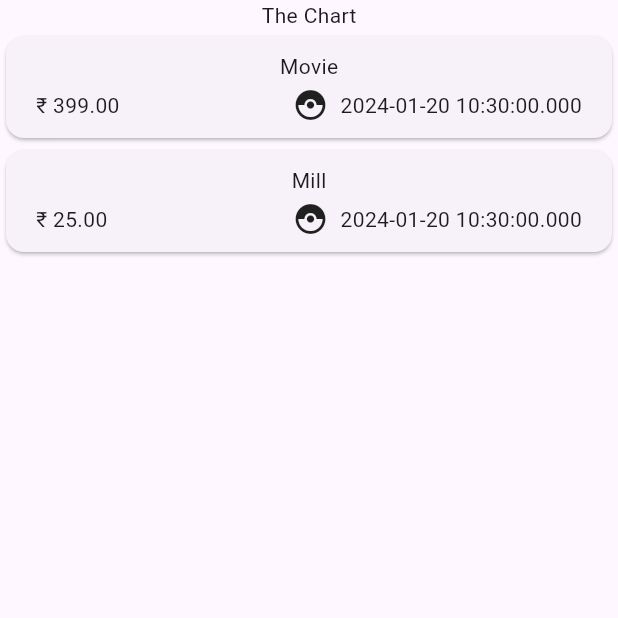
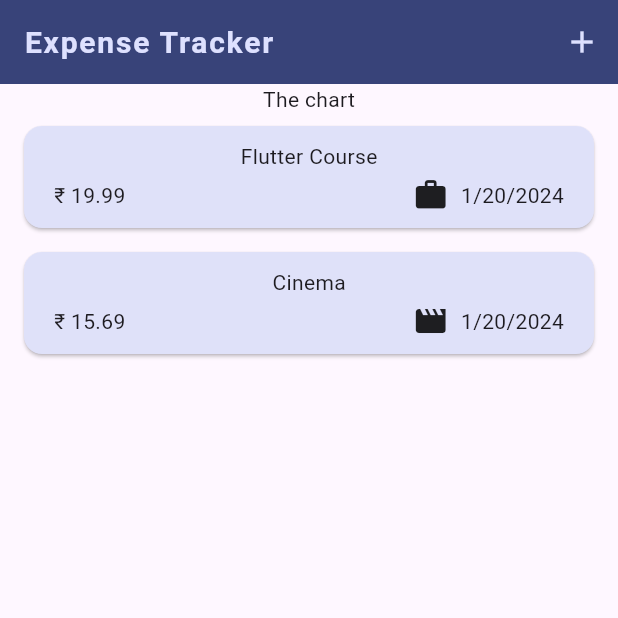
Before and after one commit to tsaransh/flutter.Expense-Tracker, a Flutter app: the screen it shows after launch, on a phone screen of 412 x 824 dp, the top half of it. Run offline on Flutter 3.47's test engine with Material 3 defaults, Android fonts, the phone set to English and light mode, and no system bars.

Commit message:
add expenses overlay added and swapping left or right to remove the saved expenses

```diff
--- a/lib/model/Expense.dart
+++ b/lib/model/Expense.dart
@@ -1,8 +1,19 @@
+// ignore_for_file: file_names
+import 'package:flutter/material.dart';
 import 'package:uuid/uuid.dart';
+import 'package:intl/intl.dart';
 
 const uuid = Uuid();
+final formatter = DateFormat.yMd();
 
 enum Category { food, travel, leisure, work }
+
+const categoryIcon = {
+  Category.food: Icon(Icons.dinner_dining),
+  Category.travel: Icon(Icons.flight_takeoff),
+  Category.leisure: Icon(Icons.movie),
+  Category.work: Icon(Icons.work)
+};
 
 class Expense {
   Expense(
@@ -17,4 +28,8 @@ class Expense {
   final double amount;
   final DateTime date;
   final Category category;
+
+  get formattedDate {
+    return formatter.format(date);
+  }
 }
--- a/lib/widgets/expenses.dart
+++ b/lib/widgets/expenses.dart
@@ -1,5 +1,6 @@
-import 'package:expense_tracker/widgets/expenses_list/expense_list.dart';
 import 'package:expense_tracker/model/Expense.dart';
+import 'package:expense_tracker/widgets/expenses_widgets/expense_list.dart';
+import 'package:expense_tracker/widgets/new_expense.dart';
 import 'package:flutter/material.dart';
 
 class Expenses extends StatefulWidget {
@@ -7,31 +8,93 @@ class Expenses extends StatefulWidget {
 
   @override
   State<Expenses> createState() {
-    return _ExpenseState();
+    return _ExpensesState();
   }
 }
 
-class _ExpenseState extends State<Expenses> {
-  final List<Expense> _expenseList = [
+class _ExpensesState extends State<Expenses> {
+  final List<Expense> _registeredExpenses = [
     Expense(
-        title: "Movie",
-        amount: 399,
-        date: DateTime.now(),
-        category: Category.leisure),
+      title: 'Flutter Course',
+      amount: 19.99,
+      date: DateTime.now(),
+      category: Category.work,
+    ),
     Expense(
-        title: "Mill",
-        amount: 25,
-        date: DateTime.now(),
-        category: Category.food)
+      title: 'Cinema',
+      amount: 15.69,
+      date: DateTime.now(),
+      category: Category.leisure,
+    ),
   ];
+
+  void _openAddExpenseOverlay() {
+    showModalBottomSheet(
+      isScrollControlled: true,
+      context: context,
+      builder: (ctx) => NewExpense(addExpense: _addExpense),
+    );
+  }
+
+  void _addExpense(Expense expense) {
+    setState(() {
+      _registeredExpenses.add(expense);
+    });
+  }
+
+  void _removeExpense(Expense expense) {
+    final index = _registeredExpenses.indexOf(expense);
+    setState(() {
+      _registeredExpenses.remove(expense);
+    });
+    ScaffoldMessenger.of(context).clearSnackBars();
+    ScaffoldMessenger.of(context).showSnackBar(
+      SnackBar(
+        duration: const Duration(seconds: 3),
+        content: const Text('Expense Deleted!'),
+        action: SnackBarAction(
+          label: 'undo',
+          onPressed: () {
+            setState(() {
+              _registeredExpenses.insert(index, expense);
+            });
+          },
+        ),
+      ),
+    );
+  }
 
   @override
   Widget build(BuildContext context) {
+    Widget mainContent =
+        const Center(child: Text('No expense found! please add something.'));
+    if (_registeredExpenses.isNotEmpty) {
+      mainContent = ExpenseList(
+        expenseList: _registeredExpenses,
+        onRemoveExpense: _removeExpense,
+      );
+    }
+
     return Scaffold(
+      appBar: AppBar(
+        title: const Text(
+          'Expense Tracker',
+          style: TextStyle(
+              fontSize: 20, fontWeight: FontWeight.bold, letterSpacing: 1.2),
+        ),
+        actions: [
+          IconButton(
+            onPressed: _openAddExpenseOverlay,
+            icon: const Icon(Icons.add),
+          ),
+        ],
+      ),
       body: Column(
         children: [
-          const Text("The Chart"),
-          Expanded(child: ExpenseList(expenseList: _expenseList)),
+          const Text('The chart'),
+          Expanded(
+            child: mainContent,
+          ),
         ],
       ),
     );
--- a/lib/widgets/expenses_list/expense_list.dart
+++ /dev/null
@@ -1,18 +0,0 @@
-import 'package:expense_tracker/model/Expense.dart';
-import 'package:expense_tracker/widgets/expenses_list/expense_item.dart';
-import 'package:flutter/material.dart';
-
-class ExpenseList extends StatelessWidget {
-  const ExpenseList({super.key, required this.expenseList});
-
-  final List<Expense> expenseList;
-
-  @override
-  Widget build(BuildContext context) {
-    return ListView.builder(
-        itemCount: expenseList.length,
-        itemBuilder: (ctx, index) {
-          return ExpenseItem(expenseList[index]);
-        });
-  }
-}
--- a/lib/widgets/expenses_list/expense_item.dart
+++ b/lib/widgets/expenses_widgets/expense_item.dart
@@ -21,9 +21,9 @@ class ExpenseItem extends StatelessWidget {
               const Spacer(),
               Row(
                 children: [
-                  const Icon(Icons.catching_pokemon),
+                  categoryIcon[expense.category]!,
                   const SizedBox(width: 8),
-                  Text(expense.date.toString())
+                  Text(expense.formattedDate)
                 ],
               )
             ],
--- /dev/null
+++ b/lib/widgets/expenses_widgets/expense_list.dart
@@ -0,0 +1,26 @@
+import 'package:expense_tracker/model/Expense.dart';
+import 'package:expense_tracker/widgets/expenses_widgets/expense_item.dart';
+import 'package:flutter/material.dart';
+
+class ExpenseList extends StatelessWidget {
+  const ExpenseList(
+      {super.key, required this.expenseList, required this.onRemoveExpense});
+
+  final List<Expense> expenseList;
+
+  final void Function(Expense expense) onRemoveExpense;
+
+  @override
+  Widget build(BuildContext context) {
+    return ListView.builder(
+        itemCount: expenseList.length,
+        itemBuilder: (ctx, index) {
+          return Dismissible(
+              onDismissed: (direction) {
+                onRemoveExpense(expenseList[index]);
+              },
+              key: ValueKey(expenseList[index]),
+              child: ExpenseItem(expenseList[index]));
+        });
+  }
+}
--- a/pubspec.yaml
+++ b/pubspec.yaml
@@ -36,6 +36,7 @@ dependencies:
   # Use with the CupertinoIcons class for iOS style icons.
   cupertino_icons: ^1.0.2
   uuid: ^4.3.3
+  intl: ^0.19.0
 
 dev_dependencies:
   flutter_test:
```
Also changed, not shown: lib/main.dart (+23 -1 lines), lib/widgets/new_expense.dart (added, +162 -0 lines), pubspec.lock, 1 other file.
